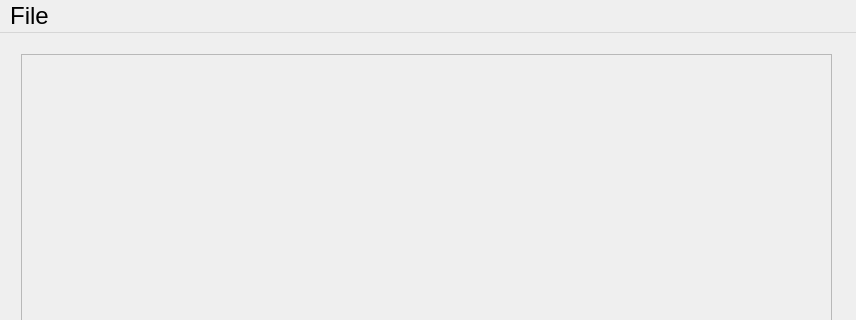
Old version of the form main.ui in the repository mikezank/billy; both pictures show x 0 to 856 and y 0 to 320 of the 856 by 760 pixel window.
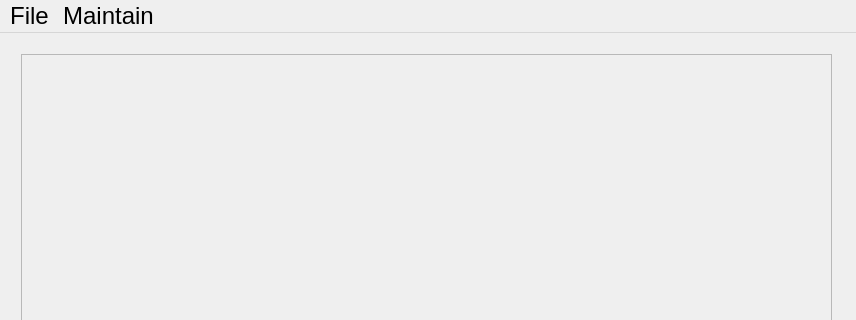
New version of the form.

The edit to the form file:
```diff
--- a/main.ui
+++ b/main.ui
@@ -98,7 +98,14 @@
     <addaction name="menuExport"/>
     <addaction name="actionPreferences"/>
    </widget>
+   <widget class="QMenu" name="menuMaintain">
+    <property name="title">
+     <string>Maintain</string>
+    </property>
+    <addaction name="actionKeys"/>
+   </widget>
    <addaction name="menuFile"/>
+   <addaction name="menuMaintain"/>
   </widget>
   <widget class="QStatusBar" name="statusbar"/>
   <action name="actionActive_MasterBills">
```
Left out of the diff: 5 changed lines with no effect on the pictures.
